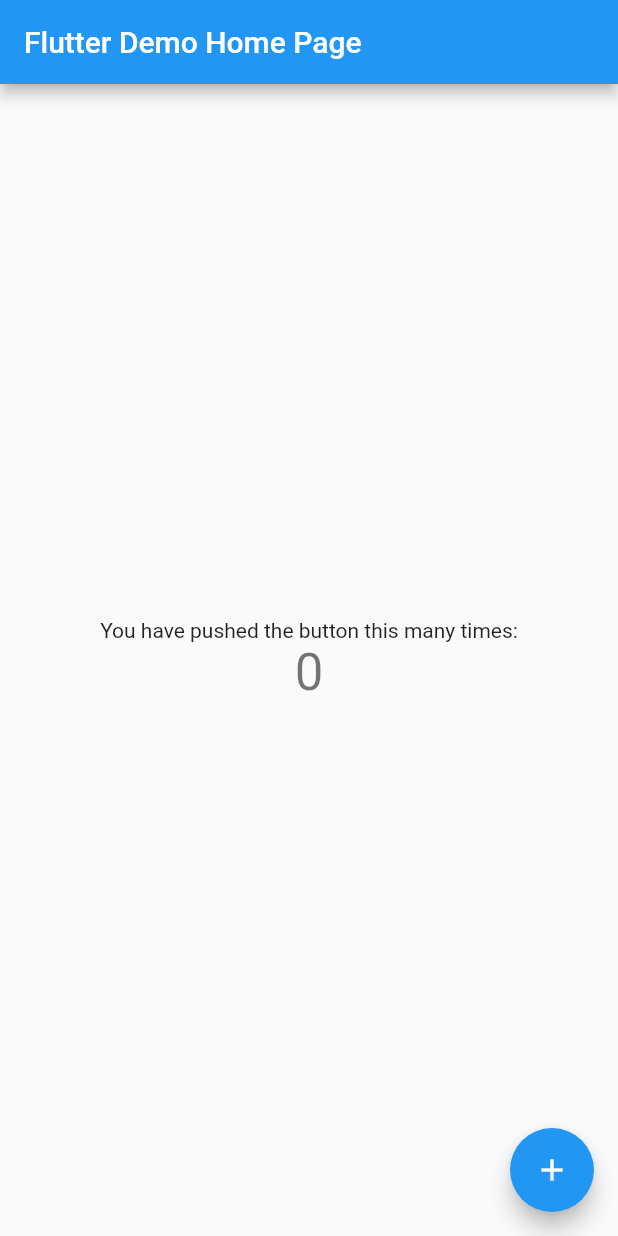
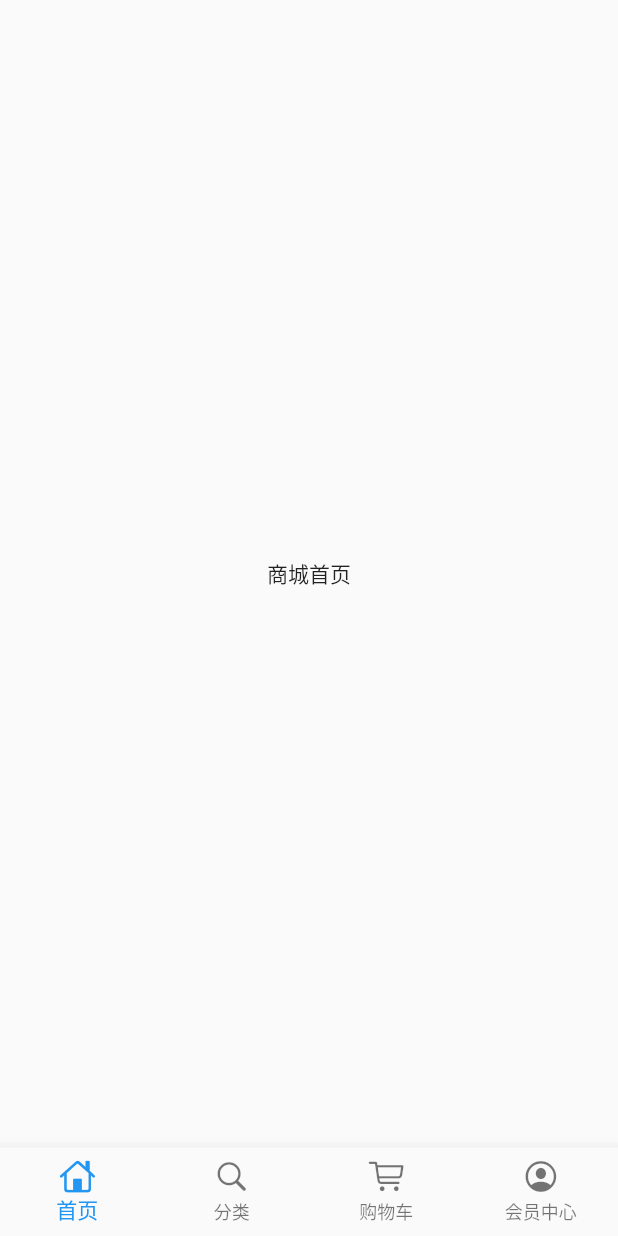
Before and after one commit to Insua/flutter_shop, a Flutter app: the screen it shows after launch, on a phone screen of 412 x 824 dp. Run offline on Flutter 3.47's test engine with Material 2 defaults, Android fonts, the phone set to English and light mode, and no system bars.

Commit message:
bad things happen when you forget about that one little change you made ages ago

```diff
--- a/lib/main.dart
+++ b/lib/main.dart
@@ -1,111 +1,20 @@
 import 'package:flutter/material.dart';
+import './page/index_page.dart';
 
 void main() => runApp(MyApp());
 
 class MyApp extends StatelessWidget {
-  // This widget is the root of your application.
   @override
   Widget build(BuildContext context) {
-    return MaterialApp(
-      title: 'Flutter Demo',
-      theme: ThemeData(
-        // This is the theme of your application.
-        //
-        // Try running your application with "flutter run". You'll see the
-        // application has a blue toolbar. Then, without quitting the app, try
-        // changing the primarySwatch below to Colors.green and then invoke
-        // "hot reload" (press "r" in the console where you ran "flutter run",
-        // or simply save your changes to "hot reload" in a Flutter IDE).
-        // Notice that the counter didn't reset back to zero; the application
-        // is not restarted.
-        primarySwatch: Colors.blue,
+    return Container(
+      child: MaterialApp(
+        title: '百姓生活+',
+        debugShowCheckedModeBanner: false,
+        theme: ThemeData(
+          primaryColor: Colors.pink,
+        ),
+        home: IndexPage(),
       ),
-      home: MyHomePage(title: 'Flutter Demo Home Page'),
     );
   }
 }
-
-class MyHomePage extends StatefulWidget {
-  MyHomePage({Key key, this.title}) : super(key: key);
-
-  // This widget is the home page of your application. It is stateful, meaning
-  // that it has a State object (defined below) that contains fields that affect
-  // how it looks.
-
-  // This class is the configuration for the state. It holds the values (in this
-  // case the title) provided by the parent (in this case the App widget) and
-  // used by the build method of the State. Fields in a Widget subclass are
-  // always marked "final".
-
-  final String title;
-
-  @override
-  _MyHomePageState createState() => _MyHomePageState();
-}
-
-class _MyHomePageState extends State<MyHomePage> {
-  int _counter = 0;
-
-  void _incrementCounter() {
-    setState(() {
-      // This call to setState tells the Flutter framework that something has
-      // changed in this State, which causes it to rerun the build method below
-      // so that the display can reflect the updated values. If we changed
-      // _counter without calling setState(), then the build method would not be
-      // called again, and so nothing would appear to happen.
-      _counter++;
-    });
-  }
-
-  @override
-  Widget build(BuildContext context) {
-    // This method is rerun every time setState is called, for instance as done
-    // by the _incrementCounter method above.
-    //
-    // The Flutter framework has been optimized to make rerunning build methods
-    // fast, so that you can just rebuild anything that needs updating rather
-    // than having to individually change instances of widgets.
-    return Scaffold(
-      appBar: AppBar(
-        // Here we take the value from the MyHomePage object that was created by
-        // the App.build method, and use it to set our appbar title.
-        title: Text(widget.title),
-      ),
-      body: Center(
-        // Center is a layout widget. It takes a single child and positions it
-        // in the middle of the parent.
-        child: Column(
-          // Column is also layout widget. It takes a list of children and
-          // arranges them vertically. By default, it sizes itself to fit its
-          // children horizontally, and tries to be as tall as its parent.
-          //
-          // Invoke "debug painting" (press "p" in the console, choose the
-          // "Toggle Debug Paint" action from the Flutter Inspector in Android
-          // Studio, or the "Toggle Debug Paint" command in Visual Studio Code)
-          // to see the wireframe for each widget.
-          //
-          // Column has various properties to control how it sizes itself and
-          // how it positions its children. Here we use mainAxisAlignment to
-          // center the children vertically; the main axis here is the vertical
-          // axis because Columns are vertical (the cross axis would be
-          // horizontal).
-          mainAxisAlignment: MainAxisAlignment.center,
-          children: <Widget>[
-            Text(
-              'You have pushed the button this many times:',
-            ),
-            Text(
-              '$_counter',
-              style: Theme.of(context).textTheme.display1,
-            ),
-          ],
-        ),
-      ),
-      floatingActionButton: FloatingActionButton(
-        onPressed: _incrementCounter,
-        tooltip: 'Increment',
-        child: Icon(Icons.add),
-      ), // This trailing comma makes auto-formatting nicer for build methods.
-    );
-  }
-}
--- /dev/null
+++ b/lib/page/cart_page.dart
@@ -0,0 +1,12 @@
+import 'package:flutter/material.dart';
+
+class CartPage extends StatelessWidget {
+  @override
+  Widget build(BuildContext context) {
+    return Scaffold(
+      body: Center(
+        child: Text('购物车首页'),
+      ),
+    );
+  }
+}
--- /dev/null
+++ b/lib/page/category_page.dart
@@ -0,0 +1,12 @@
+import 'package:flutter/material.dart';
+
+class CategoryPage extends StatelessWidget {
+  @override
+  Widget build(BuildContext context) {
+    return Scaffold(
+      body: Center(
+        child: Text('商城分类'),
+      ),
+    );
+  }
+}
--- /dev/null
+++ b/lib/page/home_page.dart
@@ -0,0 +1,12 @@
+import 'package:flutter/material.dart';
+
+class HomePage extends StatelessWidget {
+  @override
+  Widget build(BuildContext context) {
+    return Scaffold(
+      body: Center(
+        child: Text('商城首页'),
+      ),
+    );
+  }
+}
--- /dev/null
+++ b/lib/page/index_page.dart
@@ -0,0 +1,66 @@
+import 'package:flutter/cupertino.dart';
+import 'package:flutter/material.dart';
+import 'package:flutter_shop/page/cart_page.dart';
+import 'package:flutter_shop/page/category_page.dart';
+import 'package:flutter_shop/page/home_page.dart';
+import 'package:flutter_shop/page/member_page.dart';
+
+class IndexPage extends StatefulWidget{
+  _IndexPageState createState() => _IndexPageState();
+}
+
+class _IndexPageState extends State<IndexPage> {
+  final List<BottomNavigationBarItem> bottomTabs = [
+    BottomNavigationBarItem(
+        icon: Icon(CupertinoIcons.home),
+        title: Text('首页')
+    ),
+    BottomNavigationBarItem(
+        icon: Icon(CupertinoIcons.search),
+        title: Text('分类')
+    ),
+    BottomNavigationBarItem(
+        icon: Icon(CupertinoIcons.shopping_cart),
+        title: Text('购物车')
+    ),
+    BottomNavigationBarItem(
+        icon: Icon(CupertinoIcons.profile_circled),
+        title: Text('会员中心')
+    )
+  ];
+
+  final List tabBodies = [
+    HomePage(),
+    CategoryPage(),
+    CartPage(),
+    MemberPage(),
+  ];
+
+  int currentIndex = 0;
+  var currentPage;
+
+  @override
+  void initState() {
+    currentPage = tabBodies[currentIndex];
+    super.initState();
+  }
+
+  @override
+  Widget build(BuildContext context) {
+    return Scaffold(
+      backgroundColor: Color.fromRGBO(244, 245, 245, 1.0),
+      bottomNavigationBar: BottomNavigationBar(
+        type: BottomNavigationBarType.fixed,
+        currentIndex: currentIndex,
+        items: bottomTabs,
+        onTap: (index) {
+          setState(() {
+            currentIndex = index;
+            currentPage = tabBodies[currentIndex];
+          });
+        },
+      ),
+      body: currentPage,
+    );
+  }
+}
--- /dev/null
+++ b/lib/page/member_page.dart
@@ -0,0 +1,12 @@
+import 'package:flutter/material.dart';
+
+class MemberPage extends StatelessWidget {
+  @override
+  Widget build(BuildContext context) {
+    return Scaffold(
+      body: Center(
+        child: Text('个人中心首页'),
+      ),
+    );
+  }
+}
```
